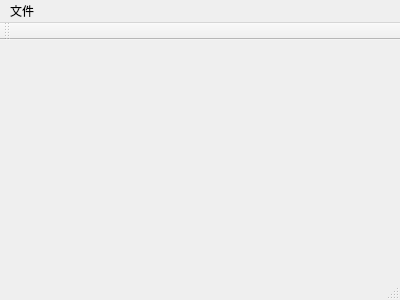
Above: platform.ui from polariszz/qtplatform before the change. Below: the same form after it.
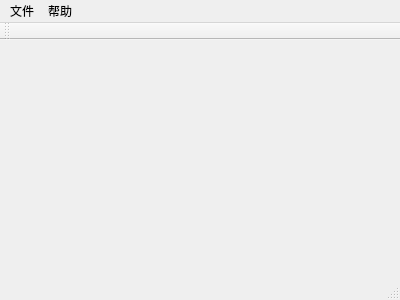
That is the form after the change.

Commit message: add about dialog

```diff
--- a/platform.ui
+++ b/platform.ui
@@ -31,7 +31,15 @@
     <addaction name="actionOpen"/>
     <addaction name="actionSave"/>
    </widget>
+   <widget class="QMenu" name="menu">
+    <property name="title">
+     <string>帮助</string>
+    </property>
+    <addaction name="actionHelp"/>
+    <addaction name="actionAbout"/>
+   </widget>
    <addaction name="menuFile"/>
+   <addaction name="menu"/>
   </widget>
   <widget class="QToolBar" name="mainToolBar">
    <attribute name="toolBarArea">
```
Left out of the diff: 10 changed lines with no effect on the pictures. The commit also changes 2 other files.
